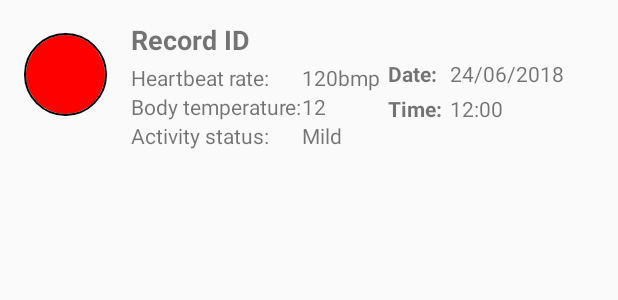
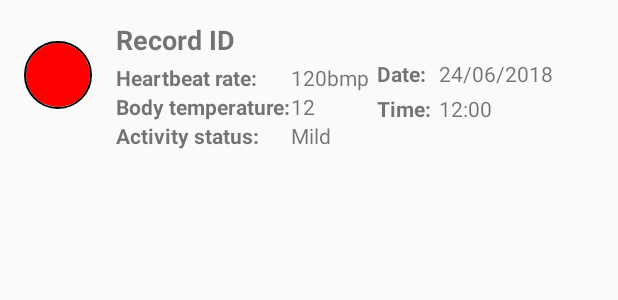
Before and after one commit to Nomanikram1234/FinalYearProject, an Android app: the layout recycler_item_record.xml on its own in the app's theme, with its tools: preview values and no code run, on a phone screen of 412 x 824 dp. Shown: the top 300 px of the screen. Run offline under Robolectric (Android 15) with nearby library versions, the phone set to English and light mode, and no system bars.

Commit message:
worked on record fragment & now coping with updation issues

```diff
--- a/app/build.gradle
+++ b/app/build.gradle
@@ -36,6 +36,7 @@ dependencies {
     implementation 'com.android.support:recyclerview-v7:26.0.0-beta1'
     implementation 'com.alexzh:circleimageview:1.2.0'
     implementation 'de.hdodenhof:circleimageview:2.2.0'
+
 }
 
 
--- a/app/src/main/java/com/example/nomanikram/epilepsyseizuredetection/HomeFragment.java
+++ b/app/src/main/java/com/example/nomanikram/epilepsyseizuredetection/HomeFragment.java
@@ -133,7 +133,7 @@ public class HomeFragment extends Fragment {
 
             Log.w("TAG","HomeFragment\n"+"temp: "+temp+"\npulse: "+pulse);
 
-            txt_pulse.setText(pulse+"bmp");
+            txt_pulse.setText(pulse+"bpm");
             txt_temp.setText(temp+"˚C");
 
 
--- a/app/src/main/res/layout/recycler_item_contact.xml
+++ b/app/src/main/res/layout/recycler_item_contact.xml
@@ -9,8 +9,8 @@
     >
 
     <de.hdodenhof.circleimageview.CircleImageView
-        android:layout_width="70dp"
-        android:layout_height="70dp"
+        android:layout_width="65dp"
+        android:layout_height="65dp"
         android:layout_margin="16dp"
         android:scaleType="centerCrop"
         android:id="@+id/imageview_id"
--- a/app/src/main/res/layout/recycler_item_record.xml
+++ b/app/src/main/res/layout/recycler_item_record.xml
@@ -8,8 +8,8 @@
     android:id="@+id/recycler_item_record">
 
     <de.hdodenhof.circleimageview.CircleImageView
-        android:layout_width="55dp"
-        android:layout_height="55dp"
+        android:layout_width="45dp"
+        android:layout_height="45dp"
         android:layout_margin="16dp"
         android:src="#FF0000"
         android:layout_gravity="center"
@@ -22,14 +22,13 @@
     <LinearLayout
         android:layout_width="wrap_content"
         android:layout_height="wrap_content"
-        android:orientation="vertical"
-        >
+        android:orientation="vertical">
 
         <android.support.v7.widget.AppCompatTextView
             android:layout_width="wrap_content"
             android:layout_height="wrap_content"
             android:layout_marginTop="14dp"
-            android:text="Record ID"
+            android:text="Record ID              "
             android:textSize="18sp"
             android:textStyle="bold"
 
@@ -38,78 +37,73 @@
         <GridLayout
             android:layout_width="wrap_content"
             android:layout_height="wrap_content"
-            android:rowCount="3"
             android:columnCount="2"
-            >
+            android:rowCount="3">
 
 
             <android.support.v7.widget.AppCompatTextView
                 android:layout_width="wrap_content"
                 android:layout_height="wrap_content"
+                android:layout_column="0"
                 android:layout_marginTop="3dp"
-                android:text="Heartbeat rate:"
 
                 android:layout_row="0"
-                android:textSize="14sp"
-                android:layout_column="0"
-                />
+                android:text="Heartbeat rate:"
+                android:textStyle="bold"
+                android:textSize="14sp" />
 
             <android.support.v7.widget.AppCompatTextView
+                android:id="@+id/txt_heartbeat"
                 android:layout_width="wrap_content"
                 android:layout_height="wrap_content"
-                android:id="@+id/txt_heartbeat"
+                android:layout_column="1"
                 android:layout_marginTop="3dp"
-                android:textSize="14sp"
+                android:layout_row="0"
+
                 android:text="120bmp"
-
-                android:layout_row="0"
-                android:layout_column="1"
-                />
+                android:textSize="14sp" />
 
 
             <android.support.v7.widget.AppCompatTextView
                 android:layout_width="wrap_content"
                 android:layout_height="wrap_content"
+                android:layout_column="0"
+                android:layout_row="1"
                 android:text="Body temperature:"
-                android:textSize="14sp"
+                android:textStyle="bold"
+                android:textSize="14sp" />
+
+
+            <android.support.v7.widget.AppCompatTextView
+                android:id="@+id/txt_body_temp"
+                android:layout_width="wrap_content"
+                android:layout_height="wrap_content"
+                android:layout_column="1"
                 android:layout_row="1"
-                android:layout_column="0"
-                />
-
+                android:text="12"
+                android:textSize="14sp" />
 
             <android.support.v7.widget.AppCompatTextView
                 android:layout_width="wrap_content"
                 android:layout_height="wrap_content"
-                android:id="@+id/txt_body_temp"
-                android:text="12"
-                android:textSize="14sp"
-                android:layout_row="1"
-                android:layout_column="1"
-                />
-
-            <android.support.v7.widget.AppCompatTextView
-                android:layout_width="wrap_content"
-                android:layout_height="wrap_content"
+                android:layout_column="0"
+                android:layout_row="2"
+                android:textStyle="bold"
                 android:text="Activity status:"
-                android:textSize="14sp"
-                android:layout_row="2"
-                android:layout_column="0"/>
+                android:textSize="14sp" />
 
 
             <android.support.v7.widget.AppCompatTextView
+                android:id="@+id/txt_activity_status"
                 android:layout_width="wrap_content"
                 android:layout_height="wrap_content"
+                android:layout_column="1"
+                android:layout_row="2"
                 android:text="Mild"
-                android:id="@+id/txt_activity_status"
-                android:textSize="14sp"
-                android:layout_row="2"
-                android:layout_column="1"/>
+                android:textSize="14sp" />
 
 
         </GridLayout>
-
-
-
 
 
     </LinearLayout>
```
Also changed, not shown: app/src/main/java/com/example/nomanikram/epilepsyseizuredetection/MyBluetoothService.java (+31 -2 lines), app/src/main/java/com/example/nomanikram/epilepsyseizuredetection/RecordFragment.java (+58 -4 lines), app/src/main/res/layout/activity_add_patient_detail.xml (+7 -2 lines), app/src/main/res/layout/fragment_patient.xml (+9 -7 lines).
